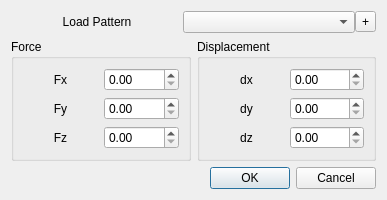
Qt form gui/ui/dialogs/NodeActionsDialog.ui (ruimaciel/femp) before a commit.
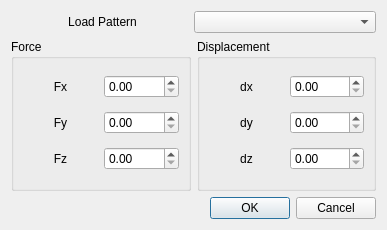
The same form after that commit.

Commit message: Removes libsigc++ from NodeActionsDialog

Diff of the .ui file:
```diff
--- a/gui/ui/dialogs/NodeActionsDialog.ui
+++ b/gui/ui/dialogs/NodeActionsDialog.ui
@@ -7,7 +7,7 @@
     <x>0</x>
     <y>0</y>
     <width>387</width>
-    <height>189</height>
+    <height>230</height>
    </rect>
   </property>
   <property name="sizePolicy">
@@ -50,13 +50,6 @@
      <item>
       <widget class="QComboBox" name="comboBoxLoadPattern"/>
      </item>
-     <item>
-      <widget class="QToolButton" name="toolButtonNewLoadPattern">
-       <property name="text">
-        <string>+</string>
-       </property>
-      </widget>
-     </item>
     </layout>
    </item>
    <item>
```
The commit also changes 3 other files.
